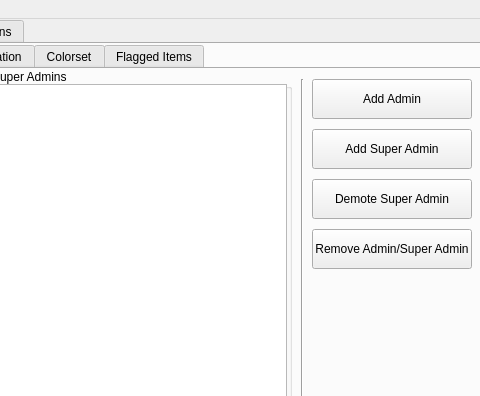
This is mainwindow.ui in ZachNo/Blockland-AdvancedSM as Qt 5 draws it before an edit; both pictures show x 320 to 800 and y 0 to 396 of the 800 by 500 pixel window. The edited form follows.
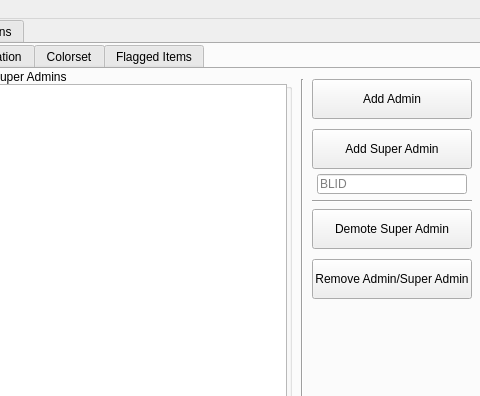
This is the edited form. The open tabs and pages were chosen to show the change. Icons and pictures are not drawn.

Patch:
```diff
--- a/mainwindow.ui
+++ b/mainwindow.ui
@@ -812,7 +812,7 @@
         <property name="geometry">
          <rect>
           <x>630</x>
-          <y>160</y>
+          <y>190</y>
           <width>160</width>
           <height>40</height>
          </rect>
@@ -825,7 +825,7 @@
         <property name="geometry">
          <rect>
           <x>630</x>
-          <y>110</y>
+          <y>140</y>
           <width>160</width>
           <height>40</height>
          </rect>
@@ -860,6 +860,32 @@
          <string>Save</string>
         </property>
        </widget>
+       <widget class="QLineEdit" name="adminBLID">
+        <property name="geometry">
+         <rect>
+          <x>635</x>
+          <y>105</y>
+          <width>150</width>
+          <height>20</height>
+         </rect>
+        </property>
+        <property name="placeholderText">
+         <string>BLID</string>
+        </property>
+       </widget>
+       <widget class="Line" name="line_11">
+        <property name="geometry">
+         <rect>
+          <x>630</x>
+          <y>125</y>
+          <width>160</width>
+          <height>15</height>
+         </rect>
+        </property>
+        <property name="orientation">
+         <enum>Qt::Horizontal</enum>
+        </property>
+       </widget>
       </widget>
       <widget class="QWidget" name="tab_banlist">
        <attribute name="icon">
```
Left out of the diff: 4 changed lines with no effect on the pictures.
